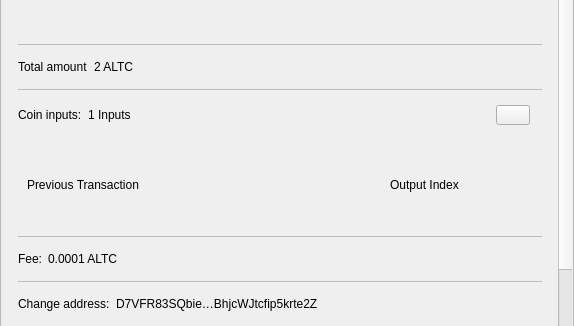
Before: the Qt Designer form src/qt/altecoin/forms/sendconfirmdialog.ui in bontecoin/BONTE, drawn with Qt 5; both pictures show x 0 to 574 and y 198 to 524 of the 574 by 680 pixel window.
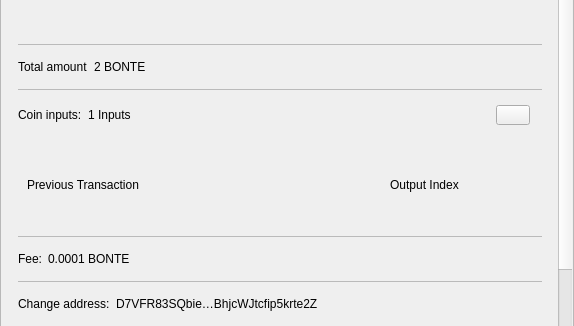
After: the same form once the commit is applied.

```diff
--- a/src/qt/altecoin/forms/sendconfirmdialog.ui
+++ b/src/qt/altecoin/forms/sendconfirmdialog.ui
@@ -465,7 +465,7 @@
                    <item>
                     <widget class="QLabel" name="textAmount">
                      <property name="text">
-                      <string>2 ALTC</string>
+                      <string>2 BONTE</string>
                      </property>
                     </widget>
                    </item>
@@ -624,7 +624,7 @@
                    <item>
                     <widget class="QLabel" name="textFee">
                      <property name="text">
-                      <string>0.0001 ALTC</string>
+                      <string>0.0001 BONTE</string>
                      </property>
                     </widget>
                    </item>
```
